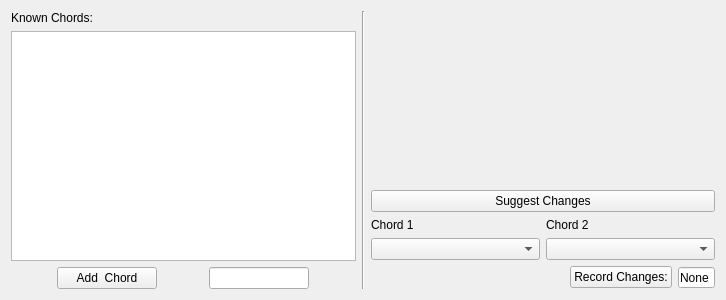
The window that guitartools/changes.ui (ispielman/guitartools) describes before a commit, drawn with Qt 5.
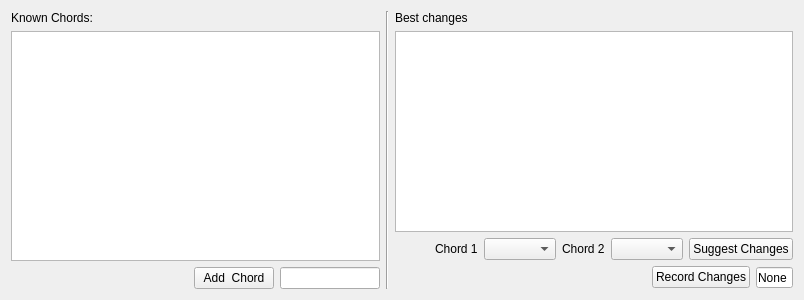
The same window after the commit.

Patch:
```diff
--- a/guitartools/changes.ui
+++ b/guitartools/changes.ui
@@ -6,7 +6,7 @@
    <rect>
     <x>0</x>
     <y>0</y>
-    <width>726</width>
+    <width>804</width>
     <height>300</height>
    </rect>
   </property>
@@ -47,6 +47,22 @@
      </item>
      <item>
       <layout class="QHBoxLayout" name="horizontalLayout_3">
+       <item>
+        <spacer name="horizontalSpacer">
+         <property name="orientation">
+          <enum>Qt::Horizontal</enum>
+         </property>
+         <property name="sizeType">
+          <enum>QSizePolicy::MinimumExpanding</enum>
+         </property>
+         <property name="sizeHint" stdset="0">
+          <size>
+           <width>40</width>
+           <height>20</height>
+          </size>
+         </property>
+        </spacer>
+       </item>
        <item>
         <widget class="QPushButton" name="pushButton_NewChord">
          <property name="maximumSize">
@@ -62,6 +78,12 @@
        </item>
        <item>
         <widget class="QLineEdit" name="lineEdit_NewChord">
+         <property name="sizePolicy">
+          <sizepolicy hsizetype="Minimum" vsizetype="Fixed">
+           <horstretch>0</horstretch>
+           <verstretch>0</verstretch>
+          </sizepolicy>
+         </property>
          <property name="maximumSize">
           <size>
            <width>100</width>
@@ -84,47 +106,57 @@
    <item>
     <layout class="QVBoxLayout" name="verticalLayout_2">
      <item>
-      <spacer name="verticalSpacer">
-       <property name="orientation">
-        <enum>Qt::Vertical</enum>
-       </property>
-       <property name="sizeHint" stdset="0">
-        <size>
-         <width>20</width>
-         <height>40</height>
-        </size>
-       </property>
-      </spacer>
-     </item>
-     <item>
-      <widget class="QPushButton" name="pushButton_SuggestChanges">
+      <widget class="QLabel" name="label">
        <property name="text">
-        <string>Suggest Changes</string>
+        <string>Best changes</string>
        </property>
       </widget>
      </item>
      <item>
-      <layout class="QGridLayout" name="gridLayout">
-       <item row="1" column="0">
-        <widget class="QComboBox" name="comboBox_Chord1"/>
+      <widget class="QTableWidget" name="tableWidget_Changes"/>
+     </item>
+     <item>
+      <layout class="QHBoxLayout" name="horizontalLayout_4">
+       <item>
+        <spacer name="horizontalSpacer_2">
+         <property name="orientation">
+          <enum>Qt::Horizontal</enum>
+         </property>
+         <property name="sizeHint" stdset="0">
+          <size>
+           <width>40</width>
+           <height>20</height>
+          </size>
+         </property>
+        </spacer>
        </item>
-       <item row="0" column="0">
-        <widget class="QLabel" name="label_5">
+       <item>
+        <widget class="QLabel" name="label_Chord1">
          <property name="text">
           <string>Chord 1</string>
          </property>
         </widget>
        </item>
-       <item row="1" column="1">
-        <widget class="QComboBox" name="comboBox_Chord2"/>
+       <item>
+        <widget class="QComboBox" name="comboBox_Chord1"/>
        </item>
-       <item row="0" column="1">
-        <widget class="QLabel" name="label_6">
+       <item>
+        <widget class="QLabel" name="label_Chord2">
          <property name="text">
           <string>Chord 2</string>
          </property>
         </widget>
        </item>
+       <item>
+        <widget class="QComboBox" name="comboBox_Chord2"/>
+       </item>
+       <item>
+        <widget class="QPushButton" name="pushButton_SuggestChanges">
+         <property name="text">
+          <string>Suggest Changes</string>
+         </property>
+        </widget>
+       </item>
       </layout>
      </item>
      <item>
@@ -148,7 +180,7 @@
        <item>
         <widget class="QPushButton" name="pushButton_RecordChanges">
          <property name="text">
-          <string>Record Changes:</string>
+          <string>Record Changes</string>
          </property>
         </widget>
        </item>
```
